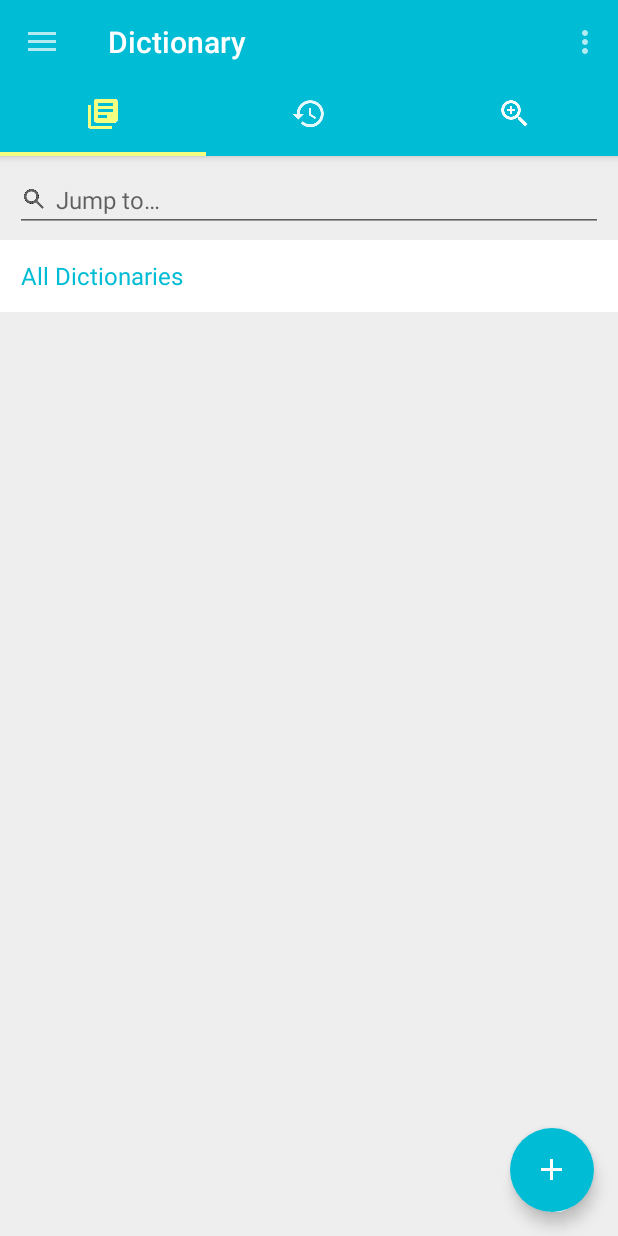
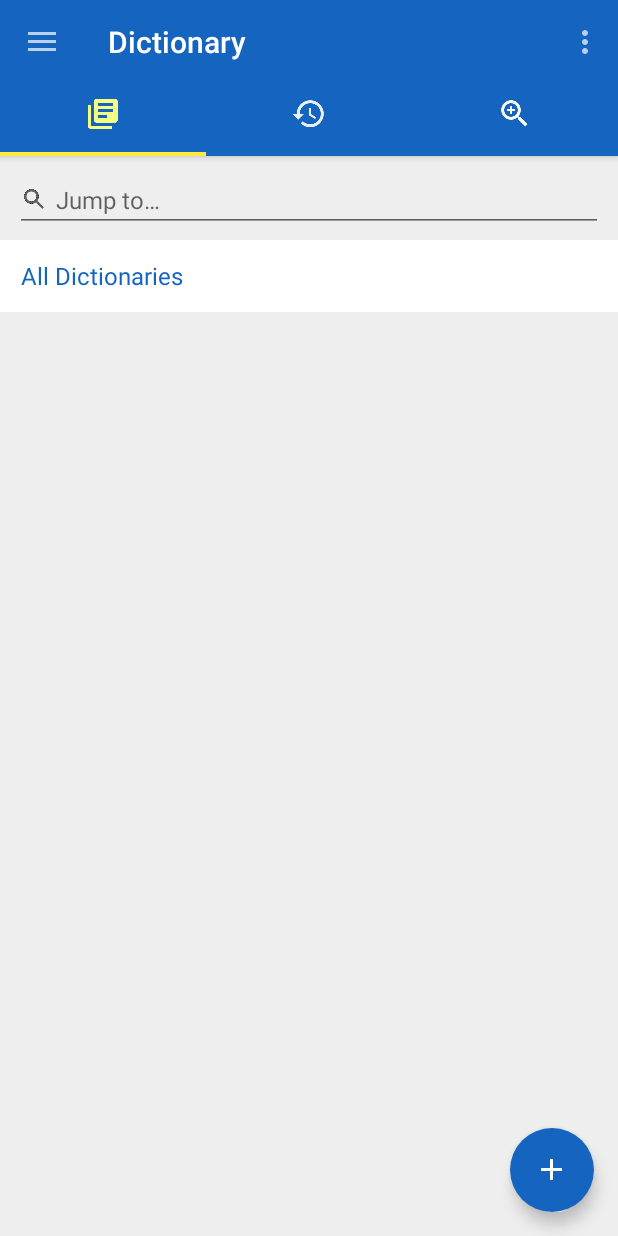
Before and after one commit to RomainGuilmet/Android_Dictionary, an Android app: the screen it shows after launch (MainActivity), on a phone screen of 412 x 824 dp. Run offline under Robolectric (Android 15) with nearby library versions, the light colour scheme and no system bars.

Commit message:
Update colors

```diff
--- a/app/src/main/res/layout/delete_dictionary_row.xml
+++ b/app/src/main/res/layout/delete_dictionary_row.xml
@@ -17,7 +17,7 @@
         android:textColor="@color/textColor"
         android:singleLine="true"
         android:textSize="@dimen/textSize"
-        android:background="@color/white"
+        android:background="@color/rowBackground"
         android:layout_toLeftOf="@+id/delete_box"
         android:layout_alignParentLeft="true"
         android:layout_alignParentStart="true" />
@@ -26,7 +26,7 @@
         android:layout_width="wrap_content"
         android:layout_height="wrap_content"
         android:id="@+id/delete_box"
-        android:background="@color/white"
+        android:background="@color/rowBackground"
         android:paddingRight="@dimen/more_button_padding"
         android:layout_alignParentTop="true"
         android:layout_alignParentRight="true"
--- a/app/src/main/res/layout/dictionary_row.xml
+++ b/app/src/main/res/layout/dictionary_row.xml
@@ -17,7 +17,7 @@
         android:textColor="@color/textColor"
         android:singleLine="true"
         android:textSize="16sp"
-        android:background="@color/white"
+        android:background="@color/rowBackground"
         android:layout_toLeftOf="@+id/dico_more_button"
         android:layout_alignParentLeft="true"
         android:layout_alignParentStart="true" />
@@ -26,7 +26,7 @@
         android:layout_width="wrap_content"
         android:layout_height="wrap_content"
         android:id="@+id/dico_more_button"
-        android:background="@color/white"
+        android:background="@color/rowBackground"
         android:src="@drawable/ic_more_vert_black_24dp"
         android:paddingRight="@dimen/more_button_padding"
         android:layout_alignParentTop="true"
--- a/app/src/main/res/layout/row_delete_word.xml
+++ b/app/src/main/res/layout/row_delete_word.xml
@@ -3,7 +3,7 @@
     android:layout_width="match_parent"
     android:layout_height="match_parent"
     android:descendantFocusability="blocksDescendants"
-    android:background="@color/white">
+    android:background="@color/rowBackground">
 
     <TextView
         android:layout_width="wrap_content"
--- a/app/src/main/res/layout/row_history.xml
+++ b/app/src/main/res/layout/row_history.xml
@@ -3,7 +3,7 @@
     android:orientation="vertical"
     android:layout_width="match_parent"
     android:layout_height="match_parent"
-    android:background="@color/white">
+    android:background="@color/rowBackground">
 
     <TextView
         android:layout_width="wrap_content"
--- a/app/src/main/res/layout/row_word.xml
+++ b/app/src/main/res/layout/row_word.xml
@@ -4,7 +4,7 @@
     android:layout_width="match_parent"
     android:layout_height="match_parent"
     android:descendantFocusability="blocksDescendants"
-    android:background="@color/white">
+    android:background="@color/rowBackground">
 
     <TextView
         android:layout_width="wrap_content"
--- a/app/src/main/res/values/colors.xml
+++ b/app/src/main/res/values/colors.xml
@@ -20,15 +20,13 @@
     <!-- http://www.google.com/design/spec/style/color.html#color-color-palette -->
 
 
-    <color name="colorPrimary">@color/cyan_500</color>
+    <color name="colorPrimary">@color/blue_800</color>
     <color name="windowBackground">@color/grey_200</color>
-    <color name="colorPrimaryDark">@color/cyan_600</color>
-    <color name="tabsScrollColor">@color/lime_A100</color>
-    <color name="colorAccent">@color/cyan_500</color>
+    <color name="colorPrimaryDark">@color/blue_900</color>
+    <color name="tabsScrollColor">@color/yellow_500</color>
     <color name="textColor">@color/grey_800</color>
     <color name="subTextColor">@color/grey_500</color>
-    <color name="colorTextFlatButton">@color/blue_600</color>
-    <color name="buttonColor">@color/white</color>
+    <color name="rowBackground">@color/white</color>
 
     <!-- Red -->
     <color name="red_50">#FFEBEE</color>
--- a/app/src/main/res/values/strings.xml
+++ b/app/src/main/res/values/strings.xml
@@ -106,6 +106,6 @@
     <string name="language">Language</string>
     <string name="title_activity_language">Language selection</string>
     <string name="version">Version 1.0</string>
-    <string name="about_message">App created by GUILMET Romain, JOERG Antoine and TOUCHARD Charlotte.</string>
-    <string name="all_rights_reserved">University of Limerick - All rights reserved.</string>
+    <string name="about_message">App created by Romain GUILMET, Antoine JOERG  and Charlotte TOUCHARD.</string>
+    <string name="all_rights_reserved">Gearoid O\'NEILL - All rights reserved.</string>
 </resources>
--- a/app/src/main/res/values/styles.xml
+++ b/app/src/main/res/values/styles.xml
@@ -5,7 +5,7 @@
         <item name="android:windowBackground">@color/windowBackground</item>
         <item name="colorPrimaryDark">@color/colorPrimaryDark</item>
         <item name="alertDialogTheme">@style/alertDialogStyle</item>
-        <item name="colorAccent">@color/colorAccent</item>
+        <item name="colorAccent">@color/colorPrimary</item>
         <item name="popupTheme">@style/popupMenuStyle</item>
         <item name="borderlessButtonStyle">@style/borderlessButtonStyle</item>
         <item name="actionMenuTextAppearance">@style/MenuTextStyle</item>
@@ -28,7 +28,7 @@
     <style name="buttonStyle" parent="Theme.AppCompat">
         <item name="android:textSize">@dimen/textSize</item>
         <item name="android:textColor">@color/colorPrimary</item>
-        <item name="android:background">@color/buttonColor</item>
+        <item name="android:background">@color/rowBackground</item>
     </style>
 
     <style name="borderlessButtonStyle" parent="ThemeOverlay.AppCompat">
```
Also changed, not shown: 1 other file.
